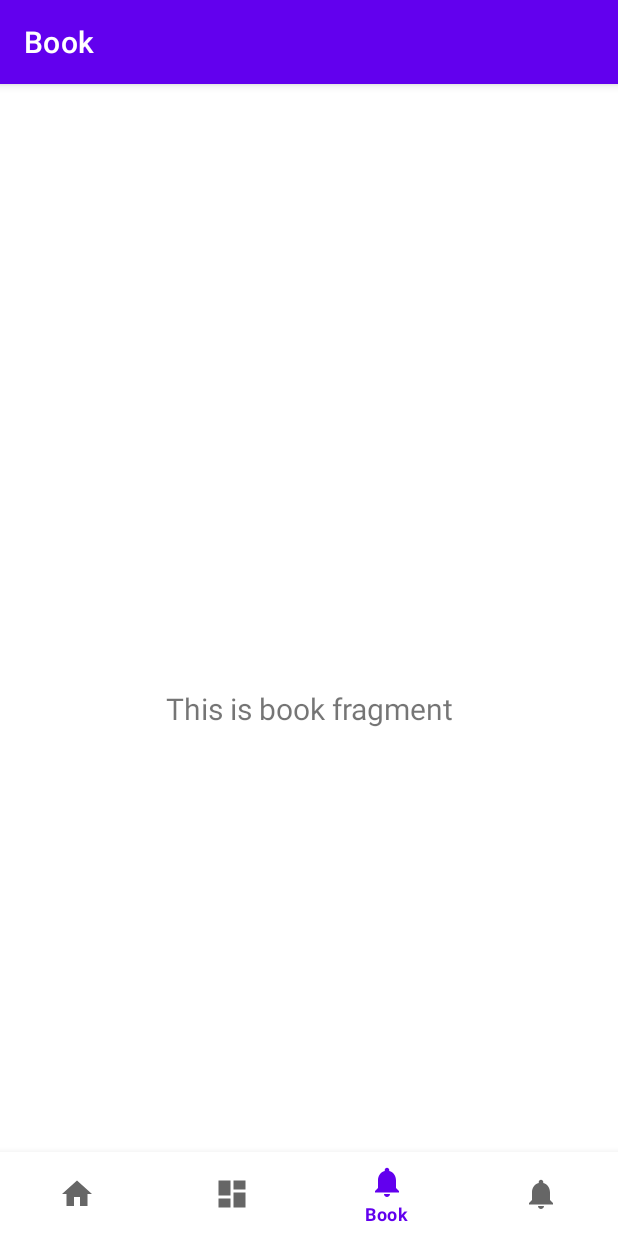
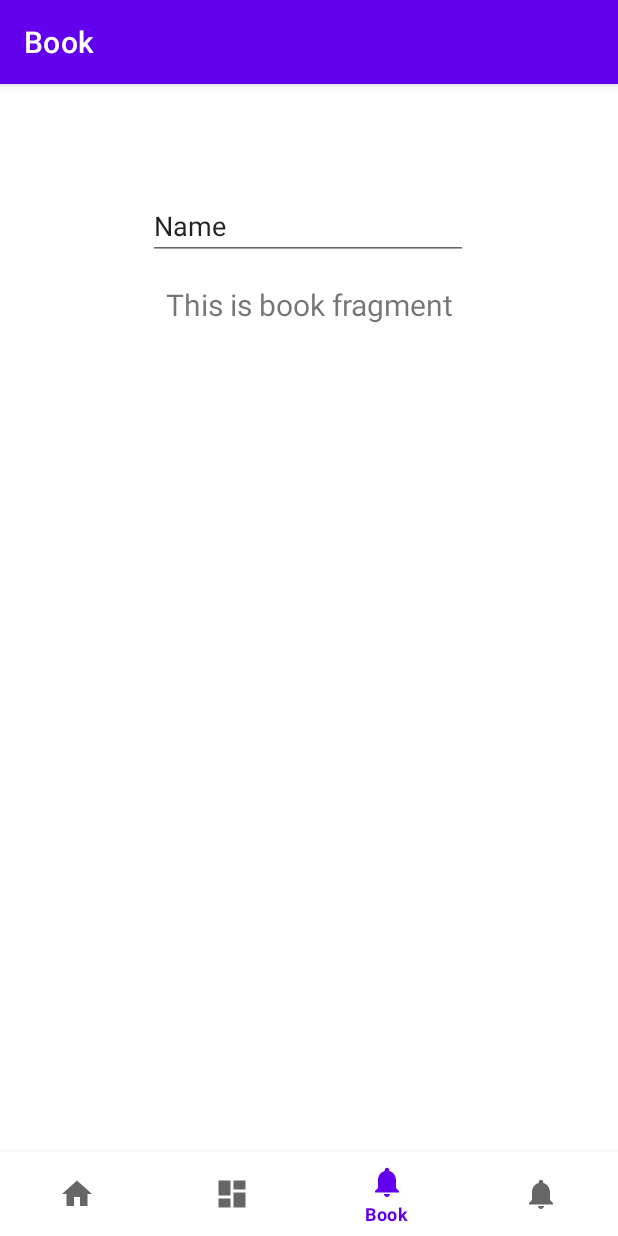
Before and after one commit to dongcheolpark/BookTree, an Android app: the BookFragment screen opened through its navigation route, on a phone screen of 412 x 824 dp. Run offline under Robolectric (Android 15) with nearby library versions, the phone set to English and light mode, and no system bars; our stand-ins replace navigation-ui.

Commit message:
feature : queryString 입력받기 성공

```diff
--- a/Android/app/src/main/java/com/booktree/ui/book/BookFragment.java
+++ b/Android/app/src/main/java/com/booktree/ui/book/BookFragment.java
@@ -1,13 +1,12 @@
 package com.booktree.ui.book;
 
 import android.os.Bundle;
+import android.view.KeyEvent;
 import android.view.LayoutInflater;
 import android.view.View;
 import android.view.ViewGroup;
 import androidx.annotation.NonNull;
-import androidx.annotation.Nullable;
 import androidx.fragment.app.Fragment;
-import androidx.lifecycle.Observer;
 import androidx.lifecycle.ViewModelProvider;
 import com.booktree.databinding.FragmentBookBinding;
 
@@ -25,8 +24,15 @@ public class BookFragment extends Fragment {
     View root = binding.getRoot();
 
     final var textView = binding.textBook;
+    final var searchBookInfo = binding.searchBookInfo;
+    searchBookInfo.setOnKeyListener((v,keyCode,event) -> {
+      if(keyCode == KeyEvent.KEYCODE_ENTER) {
+        bookViewModel.setText(searchBookInfo.getText().toString());
+      }
+      return true;
+    });
 
-    bookViewModel.getText().observe(getViewLifecycleOwner(), textView::setText);
+    bookViewModel.getQueryString().observe(getViewLifecycleOwner(), textView::setText);
 
     return root;
   }
--- a/Android/app/src/main/java/com/booktree/ui/book/BookViewModel.java
+++ b/Android/app/src/main/java/com/booktree/ui/book/BookViewModel.java
@@ -6,14 +6,17 @@ import androidx.lifecycle.ViewModel;
 
 public class BookViewModel extends ViewModel {
 
-  private MutableLiveData<String> mText;
+  private MutableLiveData<String> mQueryString;
 
   public BookViewModel() {
-    mText = new MutableLiveData<>();
-    mText.setValue("This is book fragment");
+    mQueryString = new MutableLiveData<>();
+    mQueryString.setValue("This is book fragment");
   }
 
-  public LiveData<String> getText() {
-    return mText;
+  public LiveData<String> getQueryString() {
+    return mQueryString;
+  }
+  public void getQueryString(String value) {
+    mQueryString.setValue(value);
   }
 }
--- a/Android/app/src/main/res/layout/fragment_book.xml
+++ b/Android/app/src/main/res/layout/fragment_book.xml
@@ -7,17 +7,29 @@
   android:layout_height="match_parent"
   tools:context=".ui.book.BookFragment">
 
+  <EditText
+    android:id="@+id/searchBookInfo"
+    android:layout_width="wrap_content"
+    android:layout_height="wrap_content"
+    android:layout_marginTop="16dp"
+    android:ems="10"
+    android:inputType="textPersonName"
+    android:text="Name"
+    app:layout_constraintEnd_toEndOf="parent"
+    app:layout_constraintHorizontal_bias="0.497"
+    app:layout_constraintStart_toStartOf="parent"
+    app:layout_constraintTop_toTopOf="parent"/>
   <TextView
     android:id="@+id/text_book"
     android:layout_width="match_parent"
     android:layout_height="wrap_content"
-    android:layout_marginTop="8dp"
+    android:layout_marginTop="16dp"
     android:layout_marginStart="8dp"
     android:layout_marginEnd="8dp"
     android:textAlignment="center"
     android:textSize="20sp"
-    app:layout_constraintBottom_toBottomOf="parent"
     app:layout_constraintEnd_toEndOf="parent"
+    app:layout_constraintHorizontal_bias="0.0"
     app:layout_constraintStart_toStartOf="parent"
-    app:layout_constraintTop_toTopOf="parent"/>
+    app:layout_constraintTop_toBottomOf="@+id/searchBookInfo"/>
 </androidx.constraintlayout.widget.ConstraintLayout>
```
